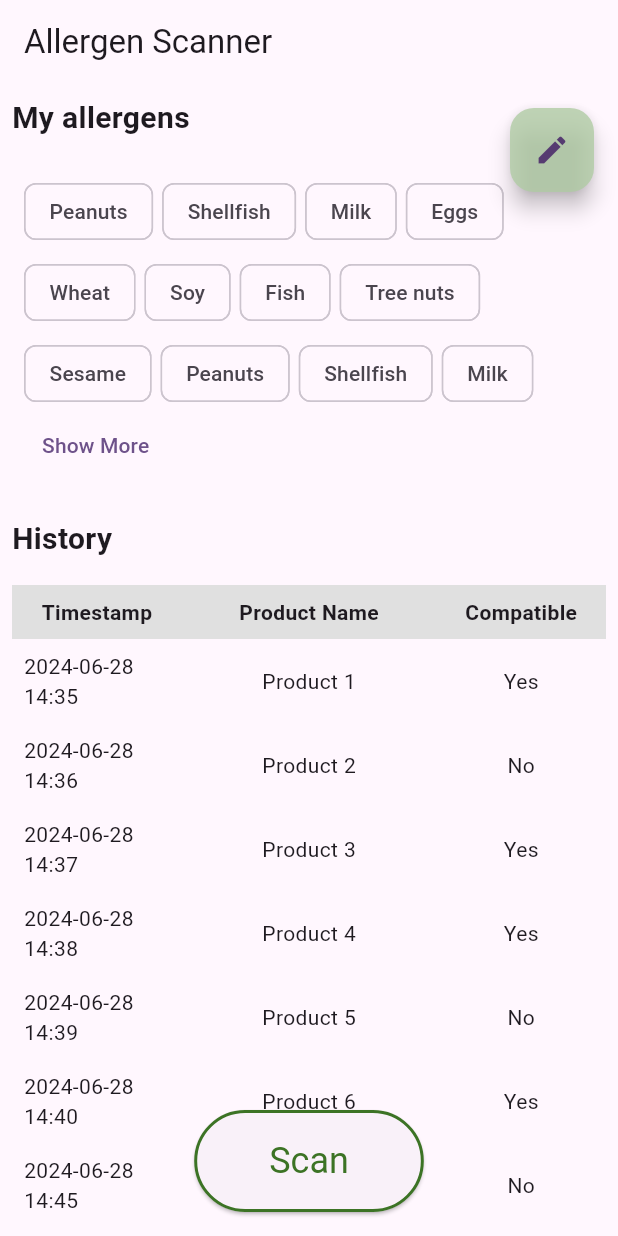
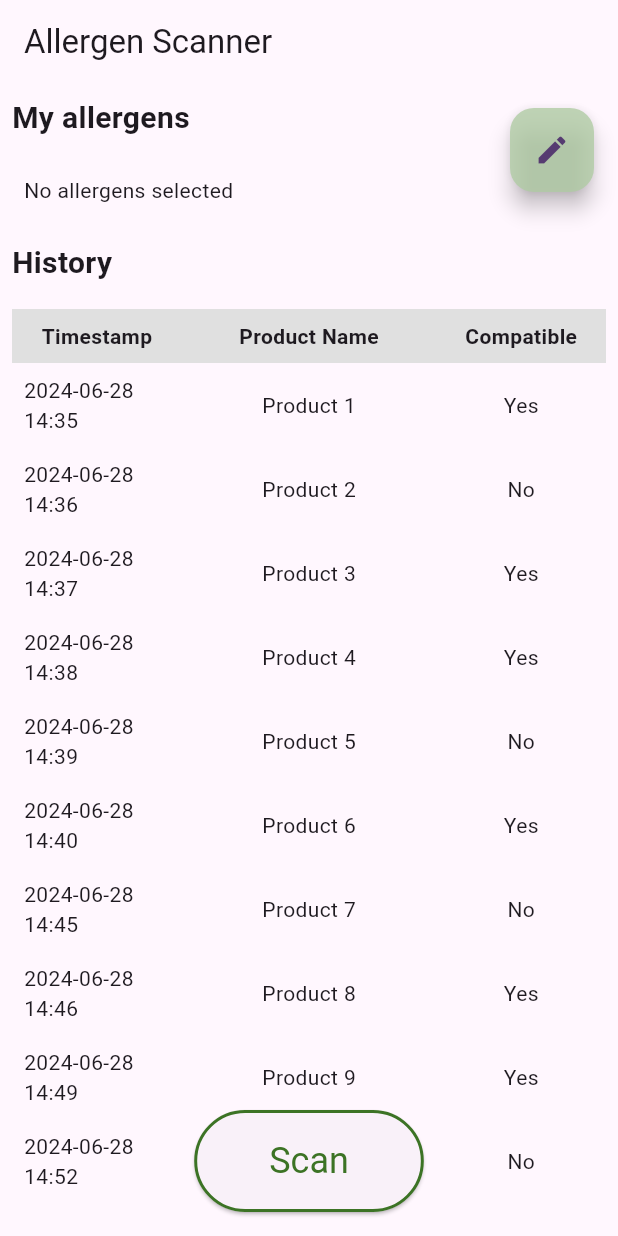
Before and after one commit to lime-based-lemonade/allergy-scanner, a Flutter app: the screen it shows after launch, on a phone screen of 412 x 824 dp. Run offline on Flutter 3.47's test engine with Material 3 defaults, Android fonts, the light colour scheme and no system bars; our stand-ins replace flutter_riverpod.

Commit message:
HomeToSelectPagesRiverpod

```diff
--- a/lib/widgets/allergen_list.dart
+++ b/lib/widgets/allergen_list.dart
@@ -1,88 +1,55 @@
 import 'package:flutter/material.dart';
+import 'package:flutter_riverpod/flutter_riverpod.dart';
+import 'package:lime_based_application/widgets/allergen_selector.dart'; // Ensure this imports the SelectorList with providers
 
-/// Horizontally scrollable list of allergens represented with Material chips.
-class AllergenList extends StatefulWidget {
-  const AllergenList({super.key});
-
+class AllergenList extends ConsumerStatefulWidget {
   @override
-  State<AllergenList> createState() => _AllergenListState();
+  _AllergenListState createState() => _AllergenListState();
 }
 
-class _AllergenListState extends State<AllergenList> {
-  List<String> allergens = [
-   "Peanuts",
-    "Shellfish",
-    "Milk",
-    "Eggs",
-    "Wheat",
-    "Soy",
-    "Fish",
-    "Tree nuts",
-    "Sesame",
-    "Peanuts",
-    "Shellfish",
-    "Milk",
-    "Eggs",
-    "Wheat",
-    "Soy",
-    "Fish",
-    "Tree nuts",
-    "Sesame",
-    "Peanuts",
-    "Shellfish",
-    "Milk",
-    "Eggs",
-    "Wheat",
-    "Soy",
-    "Fish",
-    "Tree nuts",
-    "Sesame",
-  ];
-
-  bool _showAll = false;
-  final int _maxRows = 12;
+class _AllergenListState extends ConsumerState<AllergenList> {
+  bool _isExpanded = false;
 
   @override
   Widget build(BuildContext context) {
+    final selectedAllergens = ref.watch(selectedAllergensProvider);
+
     return Padding(
       padding: const EdgeInsets.all(16.0),
       child: Column(
         crossAxisAlignment: CrossAxisAlignment.start,
         children: [
-          dynamicChips(),
-          if (allergens.length > _maxRows)
+          if (selectedAllergens.isEmpty)
+            Text('No allergens selected')
+          else
+            dynamicChips(selectedAllergens),
+          if (selectedAllergens.length > 10)
             TextButton(
               onPressed: () {
                 setState(() {
-                  _showAll = !_showAll;
+                  _isExpanded = !_isExpanded;
                 });
               },
-              child: Text(_showAll ? 'Show Less' : 'Show More'),
+              child: Text(_isExpanded ? 'Show less' : 'Show more'),
             ),
         ],
       ),
     );
   }
 
-  Widget dynamicChips() {
-    int chipsToShow = _showAll ? allergens.length : (_maxRows > allergens.length ? allergens.length : _maxRows);
+  Widget dynamicChips(Set<String> selectedAllergens) {
+    final allergensToShow = _isExpanded
+        ? selectedAllergens
+        : selectedAllergens.take(10);
 
     return Wrap(
       spacing: 6.0,
       runSpacing: 6.0,
-      children: List<Widget>.generate(chipsToShow, (int index) {
-        return InkWell(
-          onTap: () {
-            // Handle tap event
-            ScaffoldMessenger.of(context).showSnackBar(
-              SnackBar(content: Text('Tapped on ${allergens[index]}')),
-            );
-          },
-          child: Chip(
-            label: Text(allergens[index]),
-          ),
+      children: allergensToShow.map((allergen) {
+        return Chip(
+          label: Text(allergen),
         );
-      }),
+      }).toList(),
     );
   }
 }
```
Also changed, not shown: lib/pages/allergen_selector.dart (+4 -4 lines), lib/widgets/allergen_selector.dart (+28 -24 lines).
